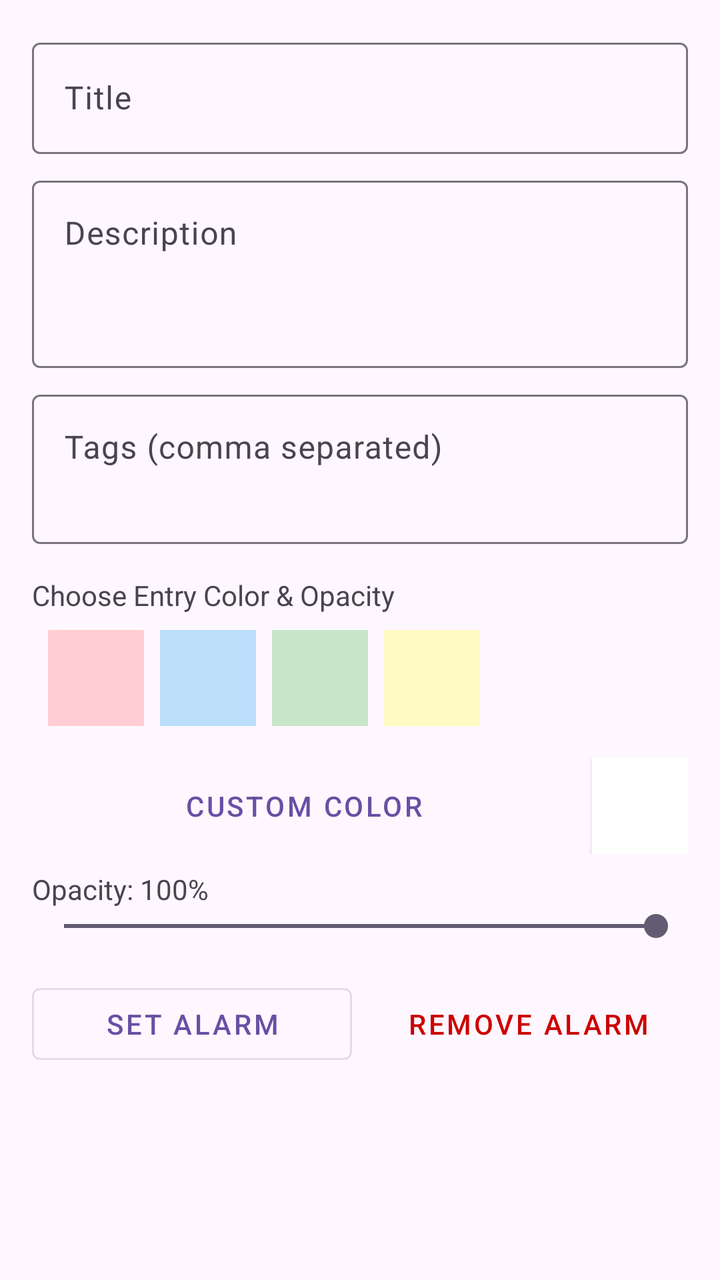
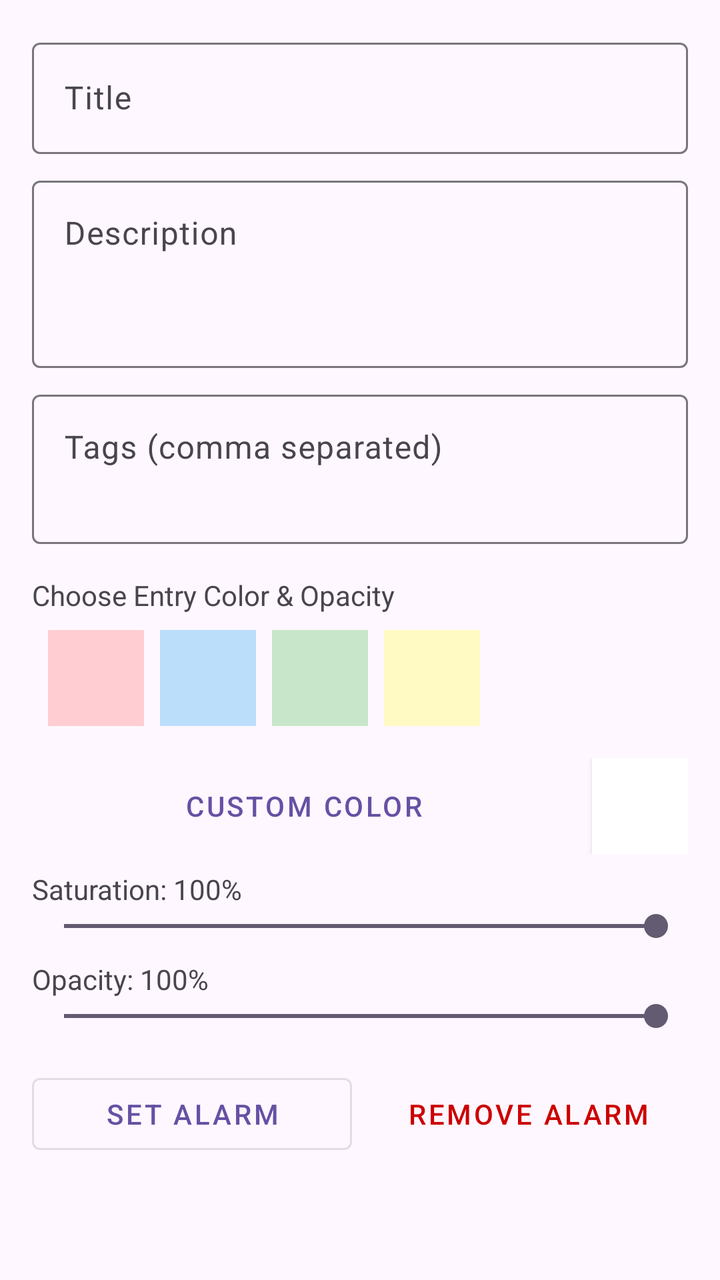

Compare the two renders of this Android layout. The source of the first and the diff that turns it into the second are given below.
<!-- AndroidManifest.xml: application theme Theme.TacticalCalendar -->
<!-- res/layout/dialog_add_entry.xml -->
<?xml version="1.0" encoding="utf-8"?>
<ScrollView xmlns:android="http://schemas.android.com/apk/res/android"
    android:layout_width="match_parent"
    android:layout_height="wrap_content"
    android:padding="16dp">

    <LinearLayout
        android:layout_width="match_parent"
        android:layout_height="wrap_content"
        android:orientation="vertical">

        <com.google.android.material.textfield.TextInputLayout
            android:layout_width="match_parent"
            android:layout_height="wrap_content"
            android:hint="Title">
            <com.google.android.material.textfield.TextInputEditText
                android:id="@+id/etTitle"
                android:layout_width="match_parent"
                android:layout_height="wrap_content" />
        </com.google.android.material.textfield.TextInputLayout>

        <com.google.android.material.textfield.TextInputLayout
            android:layout_width="match_parent"
            android:layout_height="wrap_content"
            android:layout_marginTop="8dp"
            android:hint="Description">
            <com.google.android.material.textfield.TextInputEditText
                android:id="@+id/etDescription"
                android:layout_width="match_parent"
                android:layout_height="wrap_content"
                android:minLines="3"
                android:gravity="top"/>
        </com.google.android.material.textfield.TextInputLayout>

        <com.google.android.material.textfield.TextInputLayout
            android:layout_width="match_parent"
            android:layout_height="wrap_content"
            android:layout_marginTop="8dp"
            android:hint="Tags (comma separated)">
            <com.google.android.material.textfield.TextInputEditText
                android:id="@+id/etTags"
                android:layout_width="match_parent"
                android:layout_height="wrap_content"
                android:minLines="2"
                android:gravity="top"/>
        </com.google.android.material.textfield.TextInputLayout>

        <TextView
            android:layout_width="wrap_content"
            android:layout_height="wrap_content"
            android:text="Choose Entry Color &amp; Opacity"
            android:layout_marginTop="16dp"/>

        <HorizontalScrollView
            android:layout_width="match_parent"
            android:layout_height="wrap_content"
            android:padding="4dp">
            <RadioGroup
                android:id="@+id/rgColors"
                android:layout_width="wrap_content"
                android:layout_height="wrap_content"
                android:orientation="horizontal">
                
                <RadioButton android:id="@+id/rbRed" android:layout_width="48dp" android:layout_height="48dp" android:background="#FFCDD2" android:button="@null" android:layout_margin="4dp"/>
                <RadioButton android:id="@+id/rbBlue" android:layout_width="48dp" android:layout_height="48dp" android:background="#BBDEFB" android:button="@null" android:layout_margin="4dp"/>
                <RadioButton android:id="@+id/rbGreen" android:layout_width="48dp" android:layout_height="48dp" android:background="#C8E6C9" android:button="@null" android:layout_margin="4dp"/>
                <RadioButton android:id="@+id/rbYellow" android:layout_width="48dp" android:layout_height="48dp" android:background="#FFF9C4" android:button="@null" android:layout_margin="4dp"/>
            </RadioGroup>
        </HorizontalScrollView>

        <LinearLayout
            android:layout_width="match_parent"
            android:layout_height="wrap_content"
            android:orientation="horizontal"
            android:gravity="center_vertical"
            android:layout_marginTop="8dp">

            <Button
                android:id="@+id/btnCustomColor"
                android:layout_width="0dp"
                android:layout_height="wrap_content"
                android:layout_weight="1"
                android:text="Custom Color"
                style="@style/Widget.MaterialComponents.Button.TextButton"/>

            <View
                android:id="@+id/viewSelectedColor"
                android:layout_width="48dp"
                android:layout_height="48dp"
                android:layout_marginStart="8dp"
                android:background="#FFFFFF"
                android:elevation="2dp"/>
        </LinearLayout>

        <TextView
            android:id="@+id/tvOpacityLabel"
            android:layout_width="wrap_content"
            android:layout_height="wrap_content"
            android:text="Opacity: 100%"
            android:layout_marginTop="8dp"/>

        <SeekBar
            android:id="@+id/sbOpacity"
            android:layout_width="match_parent"
            android:layout_height="wrap_content"
            android:max="255"
            android:progress="255"/>

        <LinearLayout
            android:layout_width="match_parent"
            android:layout_height="wrap_content"
            android:orientation="horizontal"
            android:layout_marginTop="16dp">

            <Button
                android:id="@+id/btnSetAlarm"
                android:layout_width="0dp"
                android:layout_height="wrap_content"
                android:layout_weight="1"
                android:text="Set Alarm"
                style="@style/Widget.MaterialComponents.Button.OutlinedButton"/>

            <Button
                android:id="@+id/btnRemoveAlarm"
                android:layout_width="0dp"
                android:layout_height="wrap_content"
                android:layout_weight="1"
                android:text="Remove Alarm"
                android:layout_marginStart="8dp"
                style="@style/Widget.MaterialComponents.Button.TextButton"
                android:textColor="@android:color/holo_red_dark"/>
        </LinearLayout>

    </LinearLayout>
</ScrollView>
<!-- resources referenced by this layout -->
<resources>
  <style name="Theme.TacticalCalendar" parent="Base.Theme.TacticalCalendar" />
  <style name="Base.Theme.TacticalCalendar" parent="Theme.Material3.DayNight.NoActionBar">
          
          
      </style>
</resources>

<!-- the commit's change to res/layout/dialog_add_entry.xml (unified diff, before → after) -->
@@ -93,6 +93,20 @@
         </LinearLayout>
 
         <TextView
+            android:id="@+id/tvSaturationLabel"
+            android:layout_width="wrap_content"
+            android:layout_height="wrap_content"
+            android:text="Saturation: 100%"
+            android:layout_marginTop="8dp"/>
+
+        <SeekBar
+            android:id="@+id/sbSaturation"
+            android:layout_width="match_parent"
+            android:layout_height="wrap_content"
+            android:max="100"
+            android:progress="100"/>
+
+        <TextView
             android:id="@+id/tvOpacityLabel"
             android:layout_width="wrap_content"
             android:layout_height="wrap_content"
